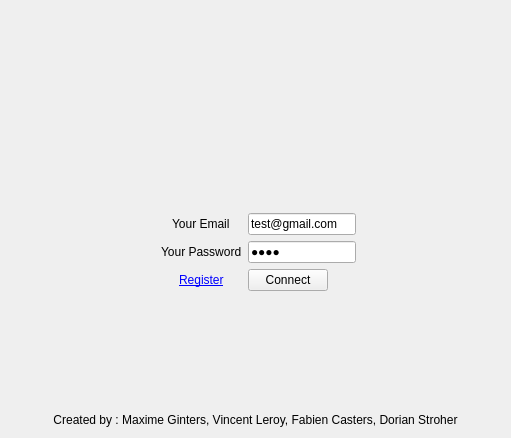
Old version of the form src/client/widgetlogin.ui in the repository wayt/Skypy.
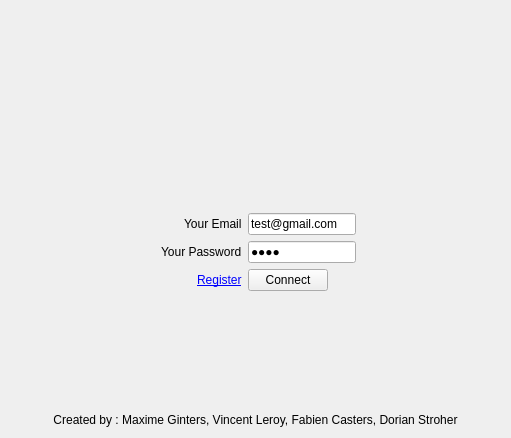
New version of the form. Icons and pictures are not drawn.

Commit message: Repatch pour max

The edit to the form file:
```diff
--- a/src/client/widgetlogin.ui
+++ b/src/client/widgetlogin.ui
@@ -70,7 +70,7 @@
       <enum>QFormLayout::FieldsStayAtSizeHint</enum>
      </property>
      <property name="labelAlignment">
-      <set>Qt::AlignCenter</set>
+      <set>Qt::AlignRight|Qt::AlignTrailing|Qt::AlignVCenter</set>
      </property>
      <property name="formAlignment">
       <set>Qt::AlignHCenter|Qt::AlignTop</set>
```
